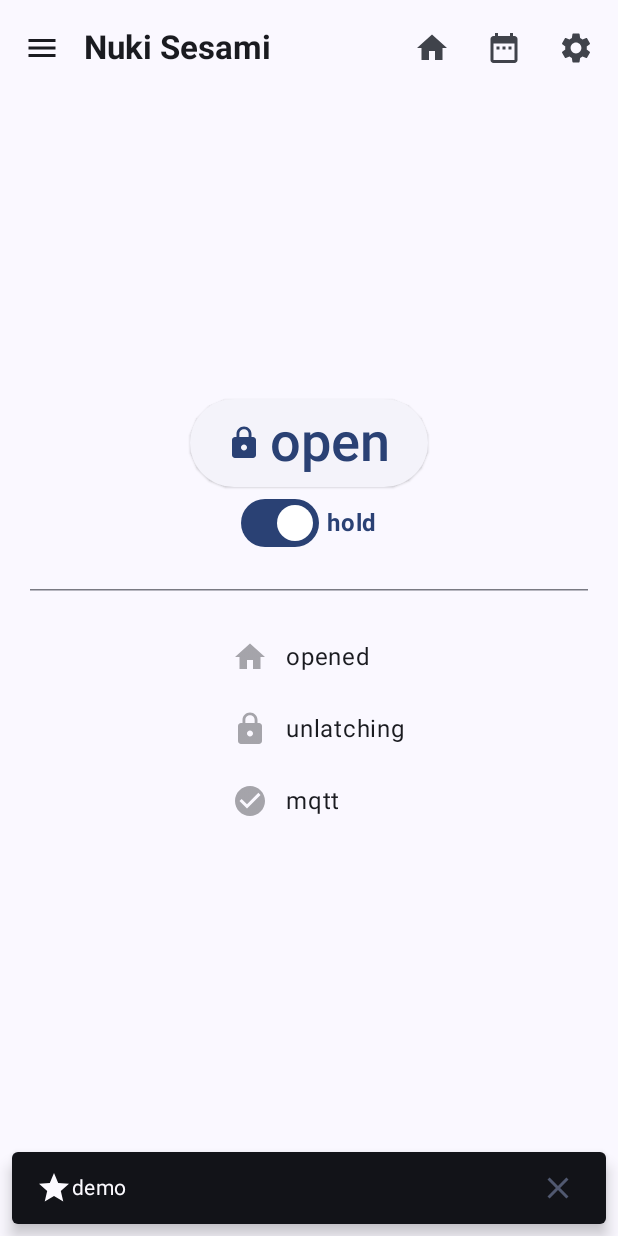
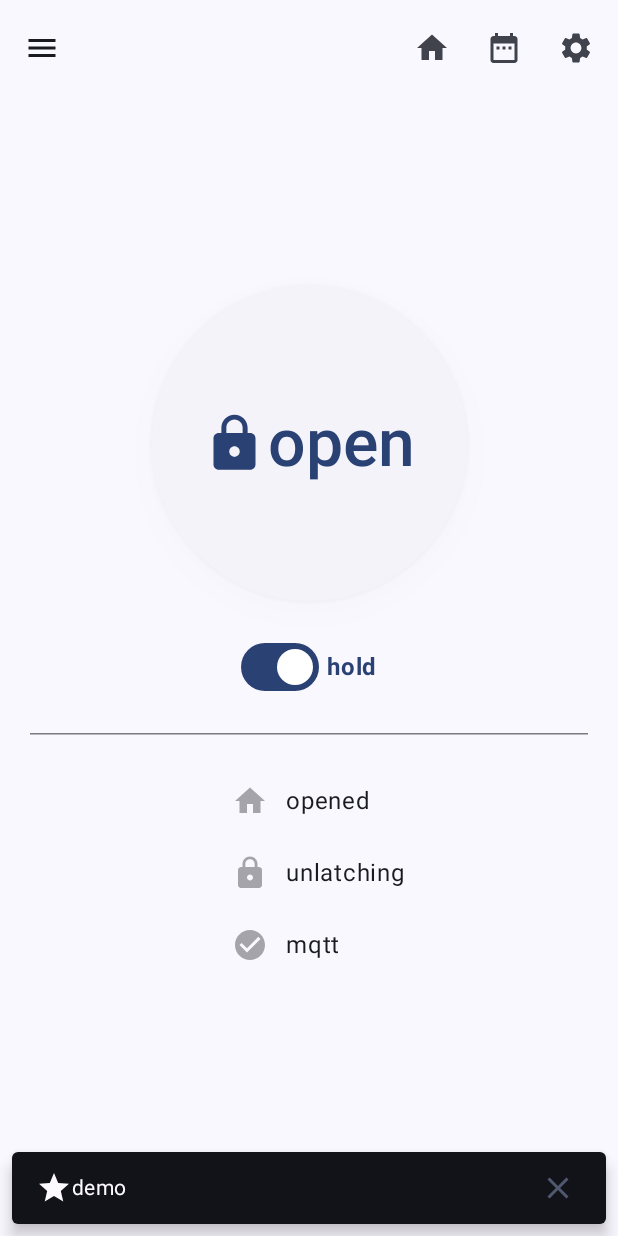
Before and after one commit to michelm/nuki-sesami-app, an Android app built with Jetpack Compose: the @Preview function MainScreenPreview, on a phone screen of 412 x 824 dp. Run offline under Robolectric (Android 15) with nearby library versions, the phone set to English and light mode, and no system bars; libraries missing offline, so code that uses them is left out: org.eclipse.paho.

Commit message:
use large rounded elevated button. plus some small text and code improvements

```diff
--- a/app/src/main/java/com/example/nuki_sesami_app/MainActivity.kt
+++ b/app/src/main/java/com/example/nuki_sesami_app/MainActivity.kt
@@ -11,6 +11,7 @@ import androidx.compose.foundation.layout.Row
 import androidx.compose.foundation.layout.Spacer
 import androidx.compose.foundation.layout.fillMaxSize
 import androidx.compose.foundation.layout.padding
+import androidx.compose.foundation.layout.size
 import androidx.compose.foundation.text.KeyboardOptions
 import androidx.compose.material.icons.Icons
 import androidx.compose.material.icons.filled.CheckCircle
@@ -27,6 +28,7 @@ import androidx.compose.material.icons.outlined.Home
 import androidx.compose.material.icons.outlined.Info
 import androidx.compose.material.icons.outlined.Settings
 import androidx.compose.material.icons.outlined.Star
+import androidx.compose.material3.ButtonDefaults
 import androidx.compose.material3.DropdownMenu
 import androidx.compose.material3.DropdownMenuItem
 import androidx.compose.material3.ElevatedButton
@@ -406,6 +408,9 @@ fun LogicalView(
         Row (verticalAlignment = Alignment.CenterVertically
         ){
             ElevatedButton(
+                modifier = Modifier
+                    .padding(20.dp)
+                    .size(210.dp),
                 enabled = action != DoorAction.None,
                 onClick = {
                     when(action) {
@@ -413,13 +418,16 @@ fun LogicalView(
                         DoorAction.Close -> sesami.closeDoor()
                         DoorAction.Open -> sesami.openDoor(hold = hold)
                     }
-                }
+                },
+                elevation = ButtonDefaults.elevatedButtonElevation(defaultElevation = 10.dp)
             ) {
                 Icon(
-                    modifier = Modifier.padding(end = 5.dp),
+                    modifier = Modifier
+                        .padding(end = 1.dp)
+                        .size(42.dp),
                     imageVector = Icons.Filled.Lock,
                     contentDescription = "Localized Description")
-                Text(doorActionText(action), fontSize = 36.sp)
+                Text(doorActionText(action), fontSize = 44.sp)
             }
         }
 
@@ -746,14 +754,14 @@ fun AboutViewEntry(caption: String, value: String)
 fun AboutView(
     modifier: Modifier = Modifier
 ) {
-    val appName = "nuki-sesami"
-    val appVersion = BuildConfig.VERSION_NAME
-    val buildType = BuildConfig.BUILD_TYPE
+    val name = "nuki-sesami"
+    val version = BuildConfig.VERSION_NAME
+    val build = BuildConfig.BUILD_TYPE
     val description = stringResource(R.string.about_view_description)
 
     Box(modifier = modifier
-            .padding(start=20.dp, end=20.dp)
-            .fillMaxSize(),
+        .padding(start = 20.dp, end = 20.dp)
+        .fillMaxSize(),
     ) {
         Column(
             horizontalAlignment = Alignment.Start
@@ -763,9 +771,9 @@ fun AboutView(
             Text(description)
             HorizontalDivider()
             Spacer(modifier=Modifier.padding(vertical=40.dp))
-            AboutViewEntry(stringResource(R.string.about_view_entry_caption_application), appName)
-            AboutViewEntry(stringResource(R.string.about_view_entry_caption_version), appVersion)
-            AboutViewEntry(stringResource(R.string.about_view_entry_caption_build_type), buildType)
+            AboutViewEntry(stringResource(R.string.about_view_entry_caption_application), name)
+            AboutViewEntry(stringResource(R.string.about_view_entry_caption_version), version)
+            AboutViewEntry(stringResource(R.string.about_view_entry_caption_build_type), build)
         }
     }
 }
--- a/app/src/main/java/com/example/nuki_sesami_app/NukiSesamiClient.kt
+++ b/app/src/main/java/com/example/nuki_sesami_app/NukiSesamiClient.kt
@@ -42,7 +42,7 @@ class NukiSesamiMqtt(
     var error = ObservableState("")
 
     /** Contains last received message of topics */
-    val messages = mutableMapOf<String, String>()
+    private val messages = mutableMapOf<String, String>()
 
     /** List of subscribers to message events */
     private val observers = ArrayList<(String, String) -> Unit>()
@@ -100,9 +100,9 @@ class NukiSesamiMqtt(
             error.value = ""
             mqtt.connect(options, this)
         } catch (ex: MqttException) {
-            error.value = ex.toString()
+            error.value = "connect.MqttException: $ex"
         } catch (ex: Exception) {
-            error.value = ex.toString()
+            error.value = "connect.Exception: $ex"
         }
     }
 
@@ -160,7 +160,7 @@ class NukiSesamiMqtt(
     // MqttCallback
     override fun connectionLost(cause: Throwable?) {
         connected.value = false
-        error.value = cause.toString()
+        error.value = "connectionLost: ${cause.toString()}"
         scheduleReconnect()
     }
 
@@ -198,18 +198,18 @@ class NukiSesamiMqtt(
     // IMqttActionListener: connect callback
     override fun onFailure(asyncActionToken: IMqttToken?, exception: Throwable?) {
         connected.value = false
-        error.value = exception.toString()
+        error.value = "onFailure: ${exception.toString()}"
     }
 }
 
 open class NukiSesamiClient (
-    var nukiDeviceID: String,
-    var mqttHostname: String,
-    var mqttPort: Int,
-    var mqttUsername: String,
-    var mqttPassword: String,
-    var bluetoothAddress: String,
-    var bluetoothChannel: Int
+    private var nukiDeviceID: String,
+    private var mqttHostname: String,
+    private var mqttPort: Int,
+    private var mqttUsername: String,
+    private var mqttPassword: String,
+    private var bluetoothAddress: String,
+    private var bluetoothChannel: Int
 ) {
     var doorState = ObservableState(DoorState.Unknown)
         protected set
--- a/app/src/main/res/values/strings.xml
+++ b/app/src/main/res/values/strings.xml
@@ -34,11 +34,11 @@
     <string name="lock_state_boot_run">boot run</string>
     <string name="lock_state_motor_blocked">motor blocked</string>
     <string name="lock_state_undefined">undefined</string>
-    <string name="menu_item_logical_view">Control</string>
+    <string name="menu_item_logical_view">Home</string>
     <string name="menu_item_detailed_status">Status</string>
     <string name="menu_item_settings">Settings</string>
     <string name="menu_item_about">About</string>
-    <string name="app_bar_title_home">Nuki Sesami</string>
+    <string name="app_bar_title_home"></string>
     <string name="app_bar_title_detailed_status">Status</string>
     <string name="app_bar_title_settings">Settings</string>
     <string name="app_bar_title_about">About</string>
@@ -73,7 +73,7 @@
     <string name="about_view_entry_caption_application">application</string>
     <string name="about_view_entry_caption_version">version</string>
     <string name="about_view_entry_caption_build_type">build type</string>
-    <string name="about_view_description_caption">About</string>
+    <string name="about_view_description_caption">Nuki Sesami</string>
     <string name="about_view_description">Using this app you can open (and hold open) an electric door equipped with a Nuki 3.0 Pro smart lock.
         The Nuki Sesami service will perform the logic for you when using an ERREKA Smart Evolution Pro electric door controller in combination with a Nuki 3.0 Pro smart lock.
         When connected to the same WiFi network commands to, and status from, the Nuki Sesami service can be exchanged using the mqtt protocol.
```
